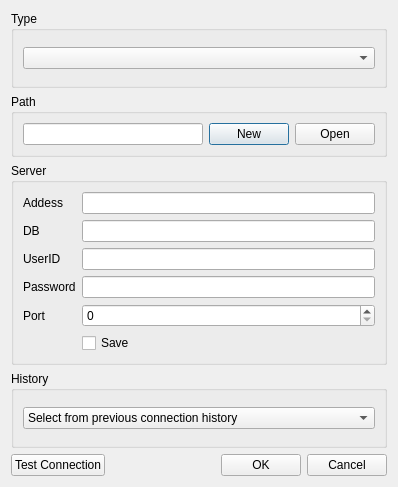
Before: the Qt Designer form guiSQLer/dbdialog.ui in ftfuture/SQLer, drawn with Qt 5.
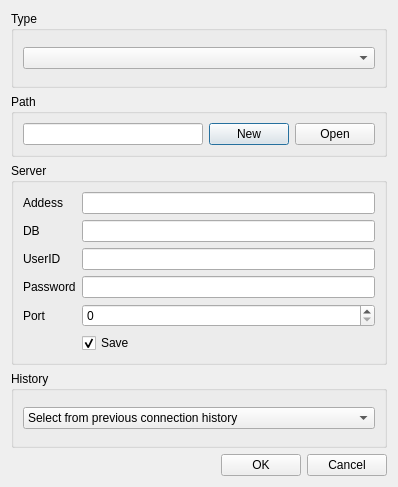
After: the same form once the commit is applied.

What changed in the file:
```diff
--- a/guiSQLer/dbdialog.ui
+++ b/guiSQLer/dbdialog.ui
@@ -129,6 +129,9 @@
         <property name="text">
          <string>Save</string>
         </property>
+        <property name="checked">
+         <bool>true</bool>
+        </property>
        </widget>
       </item>
      </layout>
@@ -154,13 +157,6 @@
    </item>
    <item>
     <layout class="QHBoxLayout" name="horizontalLayout_2">
-     <item>
-      <widget class="QPushButton" name="testButton">
-       <property name="text">
-        <string>Test Connection</string>
-       </property>
-      </widget>
-     </item>
      <item>
       <spacer name="horizontalSpacer">
        <property name="orientation">
```
Left out of the diff: 15 changed lines with no effect on the pictures.
